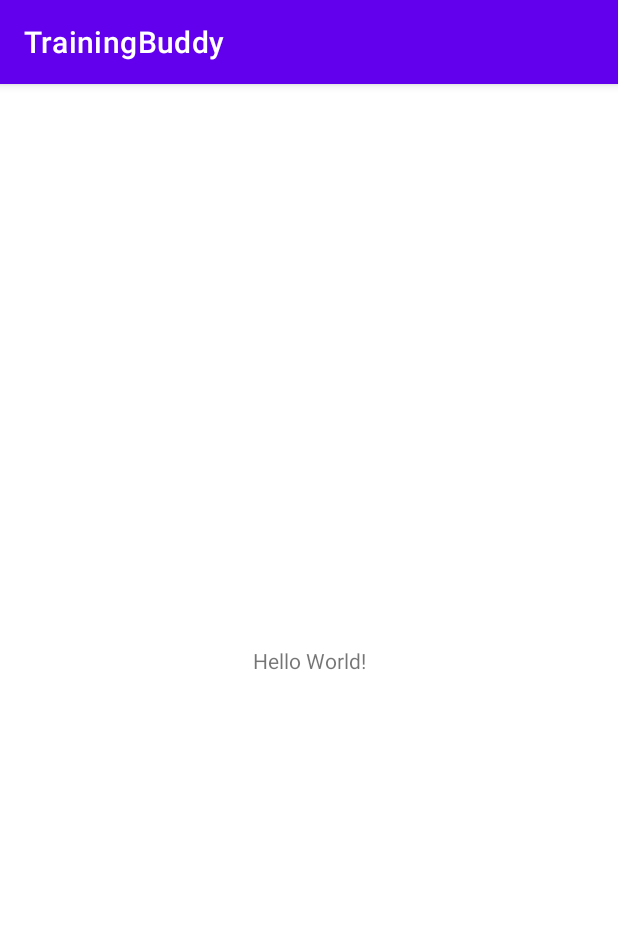
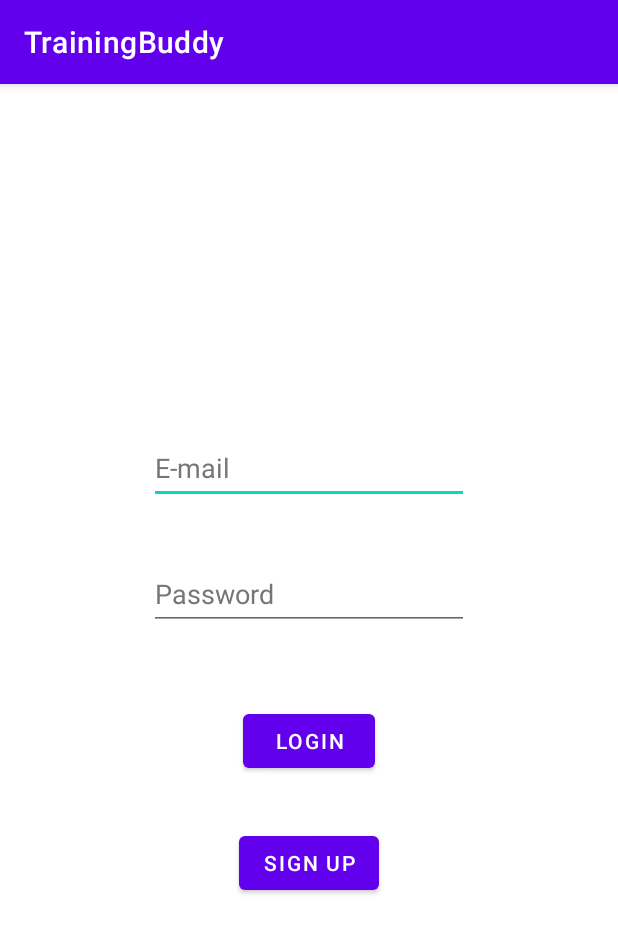
Before and after one commit to danesz97/TrainingBuddy, an Android app: the screen it shows after launch (MainActivity), on a phone screen of 412 x 824 dp. Shown: the top 933 px of the screen. Run offline under Robolectric (Android 15) with nearby library versions, the phone set to English and light mode, and no system bars.

Commit message:
Added login page frontend
Closes #1

```diff
--- a/app/src/main/res/layout/activity_main.xml
+++ b/app/src/main/res/layout/activity_main.xml
@@ -6,13 +6,57 @@
     android:layout_height="match_parent"
     tools:context=".MainActivity">
 
-    <TextView
+    <EditText
+        android:id="@+id/editTextTextEmailAddress"
         android:layout_width="wrap_content"
         android:layout_height="wrap_content"
-        android:text="Hello World!"
+        android:layout_marginBottom="256dp"
+        android:autofillHints="emailAddress,username"
+        android:ems="10"
+        android:hint="@string/email"
+        android:inputType="textEmailAddress"
+        android:minHeight="48dp"
         app:layout_constraintBottom_toBottomOf="parent"
-        app:layout_constraintLeft_toLeftOf="parent"
-        app:layout_constraintRight_toRightOf="parent"
+        app:layout_constraintEnd_toEndOf="parent"
+        app:layout_constraintStart_toStartOf="parent"
         app:layout_constraintTop_toTopOf="parent" />
 
+    <EditText
+        android:id="@+id/editTextTextPassword"
+        android:layout_width="wrap_content"
+        android:layout_height="wrap_content"
+        android:layout_marginBottom="256dp"
+        android:autofillHints="password"
+        android:ems="10"
+        android:hint="@string/password"
+        android:inputType="textPassword"
+        android:minHeight="48dp"
+        app:layout_constraintBottom_toBottomOf="parent"
+        app:layout_constraintEnd_toEndOf="parent"
+        app:layout_constraintStart_toStartOf="parent"
+        app:layout_constraintTop_toBottomOf="@+id/editTextTextEmailAddress"
+        app:layout_constraintVertical_bias="0.194" />
+
+    <Button
+        android:id="@+id/loginBtn"
+        android:layout_width="wrap_content"
+        android:layout_height="wrap_content"
+        android:layout_marginBottom="256dp"
+        android:text="@string/login"
+        app:layout_constraintBottom_toBottomOf="parent"
+        app:layout_constraintEnd_toEndOf="parent"
+        app:layout_constraintStart_toStartOf="parent"
+        app:layout_constraintTop_toBottomOf="@+id/editTextTextPassword" />
+
+    <Button
+        android:id="@+id/signupBtn"
+        android:layout_width="wrap_content"
+        android:layout_height="wrap_content"
+        android:layout_marginBottom="192dp"
+        android:text="@string/sign_up"
+        app:layout_constraintBottom_toBottomOf="parent"
+        app:layout_constraintEnd_toEndOf="parent"
+        app:layout_constraintStart_toStartOf="parent"
+        app:layout_constraintTop_toBottomOf="@+id/loginBtn" />
+
 </androidx.constraintlayout.widget.ConstraintLayout>
--- /dev/null
+++ b/app/src/main/res/values-night/strings.xml
@@ -0,0 +1,7 @@
+<?xml version="1.0" encoding="utf-8"?>
+<resources>
+<!--    <string name="email">E-mail</string>-->
+<!--    <string name="password">Password</string>-->
+<!--    <string name="login">Login</string>-->
+<!--    <string name="sign_up">Sign Up</string>-->
+</resources>
--- a/app/src/main/res/values-night/themes.xml
+++ b/app/src/main/res/values-night/themes.xml
@@ -12,5 +12,6 @@
         <!-- Status bar color. -->
         <item name="android:statusBarColor" tools:targetApi="l">?attr/colorPrimaryVariant</item>
         <!-- Customize your theme here. -->
+        <item name="android:textColorHint">@color/grey</item>
     </style>
 </resources>
--- a/app/src/main/res/values/colors.xml
+++ b/app/src/main/res/values/colors.xml
@@ -7,4 +7,5 @@
     <color name="teal_700">#FF018786</color>
     <color name="black">#FF000000</color>
     <color name="white">#FFFFFFFF</color>
+    <color name="grey">#FF767676</color>
 </resources>
--- a/app/src/main/res/values/strings.xml
+++ b/app/src/main/res/values/strings.xml
@@ -1,3 +1,7 @@
 <resources>
     <string name="app_name">TrainingBuddy</string>
+    <string name="email">E-mail</string>
+    <string name="password">Password</string>
+    <string name="login">Login</string>
+    <string name="sign_up">Sign Up</string>
 </resources>
--- a/app/src/main/res/values/themes.xml
+++ b/app/src/main/res/values/themes.xml
@@ -12,5 +12,6 @@
         <!-- Status bar color. -->
         <item name="android:statusBarColor" tools:targetApi="l">?attr/colorPrimaryVariant</item>
         <!-- Customize your theme here. -->
+        <item name="android:textColorHint">@color/grey</item>
     </style>
 </resources>
```
